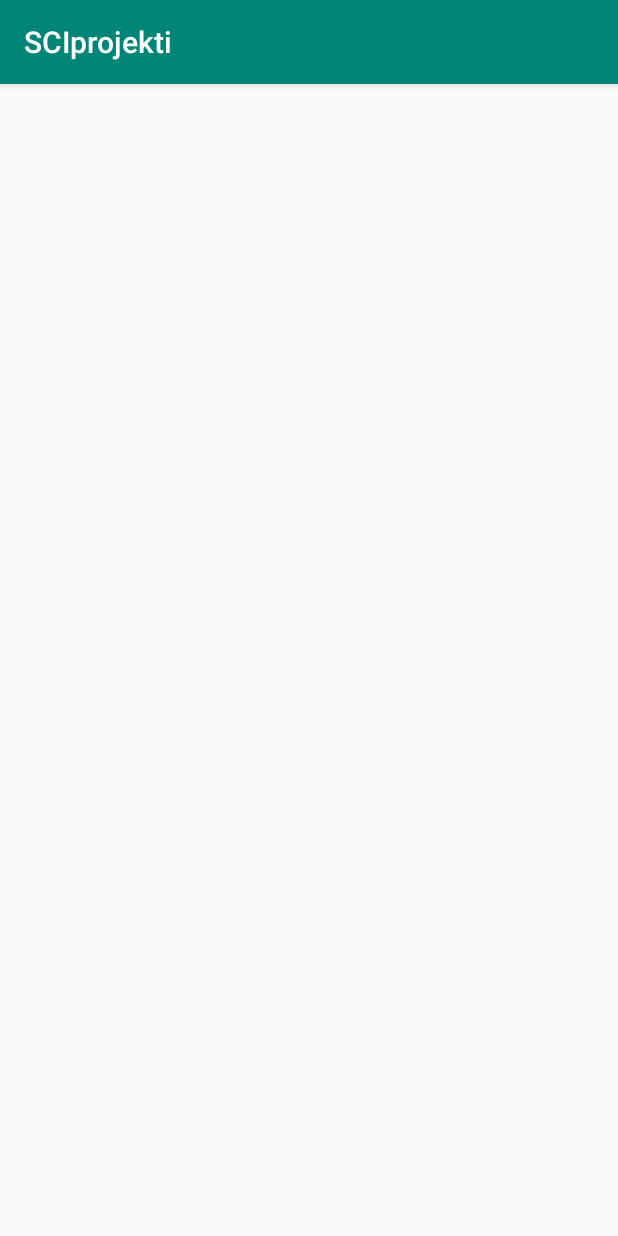
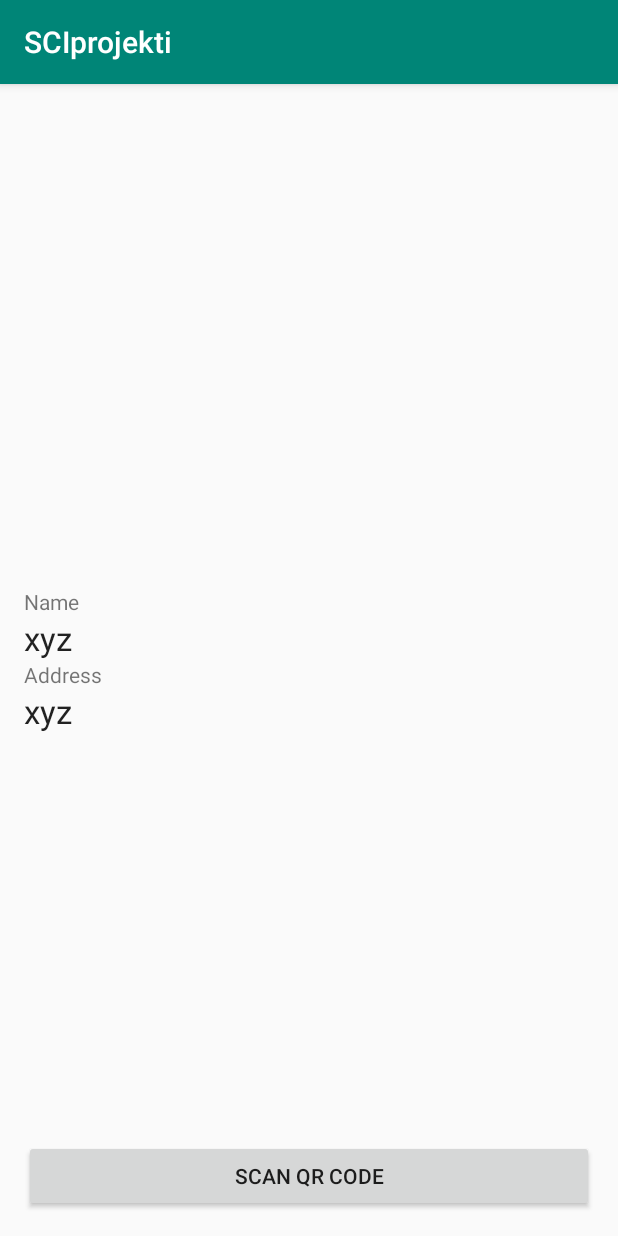
Before and after one commit to hemmlin/SCI_app, an Android app: the ViivakoodiActivity screen opened directly, with no data from a screen before it, on a phone screen of 412 x 824 dp. Run offline under Robolectric (Android 15) with nearby library versions, the phone set to English and light mode, and no system bars; libraries missing offline, so code that uses them is left out: com.google.zxing.integration; 1 statement that could not run was skipped.

Commit message:
qrkoodi muokkaus
Saran muokkaukset qrkoodi

```diff
--- a/app/build.gradle
+++ b/app/build.gradle
@@ -33,4 +33,14 @@ dependencies {
     implementation 'com.android.support.constraint:constraint-layout:1.0.0'
     implementation 'de.hdodenhof:circleimageview:2.1.0'
     compile 'com.toptoche.searchablespinner:searchablespinnerlibrary:1.3.1'
+
+    androidTestCompile('com.android.support.test.espresso:espresso-core:2.2.2', {
+        exclude group: 'com.android.support', module: 'support-annotations'
+    })
+    implementation 'com.android.support:appcompat-v7:25.0.1'
+    testImplementation 'junit:junit:4.12'
+
+    //add this dependency
+    implementation 'com.journeyapps:zxing-android-embedded:3.4.0'
+
 }
--- a/app/src/main/java/com/example/sciprojekti/ViivakoodiActivity.java
+++ b/app/src/main/java/com/example/sciprojekti/ViivakoodiActivity.java
@@ -1,14 +1,91 @@
 package com.example.sciprojekti;
 
-import androidx.appcompat.app.AppCompatActivity;
 
 import android.os.Bundle;
 
-public class ViivakoodiActivity extends AppCompatActivity {
+import com.google.android.material.floatingactionbutton.FloatingActionButton;
+import com.google.android.material.snackbar.Snackbar;
+
+import androidx.appcompat.app.AppCompatActivity;
+import androidx.appcompat.widget.Toolbar;
+
+import android.view.View;
+import android.view.Menu;
+import android.view.MenuItem;
+
+import android.content.Intent;
+import androidx.appcompat.app.AppCompatActivity;
+import android.os.Bundle;
+import android.view.View;
+import android.widget.Button;
+import android.widget.TextView;
+import android.widget.Toast;
+
+import com.google.zxing.integration.android.IntentIntegrator;
+import com.google.zxing.integration.android.IntentResult;
+
+import org.json.JSONException;
+import org.json.JSONObject;
+
+//implementing onclicklistener
+public class ViivakoodiActivity extends AppCompatActivity implements View.OnClickListener {
+
+    //View Objects
+    private Button buttonScan;
+    private TextView textViewName, textViewAddress;
+
+    //qr code scanner object
+    private IntentIntegrator qrScan;
 
     @Override
     protected void onCreate(Bundle savedInstanceState) {
         super.onCreate(savedInstanceState);
         setContentView(R.layout.activity_viivakoodi);
+
+        //View objects
+        buttonScan = (Button) findViewById(R.id.buttonScan);
+        textViewName = (TextView) findViewById(R.id.textViewName);
+        textViewAddress = (TextView) findViewById(R.id.textViewAddress);
+
+        //intializing scan object
+        qrScan = new IntentIntegrator(this);
+
+        //attaching onclick listener
+        buttonScan.setOnClickListener(this);
+    }
+
+    //Getting the scan results
+    @Override
+    protected void onActivityResult(int requestCode, int resultCode, Intent data) {
+        IntentResult result = IntentIntegrator.parseActivityResult(requestCode, resultCode, data);
+        if (result != null) {
+            //if qrcode has nothing in it
+            if (result.getContents() == null) {
+                Toast.makeText(this, "Result Not Found", Toast.LENGTH_LONG).show();
+            } else {
+                //if qr contains data
+                try {
+                    //converting the data to json
+                    JSONObject obj = new JSONObject(result.getContents());
+                    //setting values to textviews
+                    textViewName.setText(obj.getString("name"));
+                    textViewAddress.setText(obj.getString("address"));
+                } catch (JSONException e) {
+                    e.printStackTrace();
+                    //if control comes here
+                    //that means the encoded format not matches
+                    //in this case you can display whatever data is available on the qrcode
+                    //to a toast
+                    Toast.makeText(this, result.getContents(), Toast.LENGTH_LONG).show();
+                }
+            }
+        } else {
+            super.onActivityResult(requestCode, resultCode, data);
+        }
+    }
+    @Override
+    public void onClick(View view) {
+        //initiating the qr code scan
+        qrScan.initiateScan();
     }
 }
--- a/app/src/main/res/layout/activity_viivakoodi.xml
+++ b/app/src/main/res/layout/activity_viivakoodi.xml
@@ -1,9 +1,53 @@
 <?xml version="1.0" encoding="utf-8"?>
-<androidx.constraintlayout.widget.ConstraintLayout xmlns:android="http://schemas.android.com/apk/res/android"
-    xmlns:app="http://schemas.android.com/apk/res-auto"
+<RelativeLayout xmlns:android="http://schemas.android.com/apk/res/android"
     xmlns:tools="http://schemas.android.com/tools"
+    android:id="@+id/activity_main"
     android:layout_width="match_parent"
     android:layout_height="match_parent"
-    tools:context=".ViivakoodiActivity">
+    android:paddingBottom="@dimen/activity_vertical_margin"
+    android:paddingLeft="@dimen/activity_horizontal_margin"
+    android:paddingRight="@dimen/activity_horizontal_margin"
+    android:paddingTop="@dimen/activity_vertical_margin"
+    tools:context=".MainActivity">
 
-</androidx.constraintlayout.widget.ConstraintLayout>
+    <LinearLayout
+        android:layout_width="match_parent"
+        android:layout_height="wrap_content"
+        android:layout_centerVertical="true"
+        android:orientation="vertical">
+
+        <TextView
+            android:layout_width="match_parent"
+            android:layout_height="wrap_content"
+            android:text="Name" />
+
+        <TextView
+            android:id="@+id/textViewName"
+            android:layout_width="match_parent"
+            android:layout_height="wrap_content"
+            android:text="xyz"
+            android:textAppearance="@style/Base.TextAppearance.AppCompat.Large" />
+
+        <TextView
+            android:layout_width="match_parent"
+            android:layout_height="wrap_content"
+            android:text="Address" />
+
+        <TextView
+            android:id="@+id/textViewAddress"
+            android:layout_width="match_parent"
+            android:layout_height="wrap_content"
+            android:text="xyz"
+            android:textAppearance="@style/Base.TextAppearance.AppCompat.Large" />
+
+
+    </LinearLayout>
+
+    <Button
+        android:id="@+id/buttonScan"
+        android:layout_width="match_parent"
+        android:layout_height="wrap_content"
+        android:layout_alignParentBottom="true"
+        android:text="Scan QR Code" />
+
+</RelativeLayout>
--- a/app/src/main/res/values/dimens.xml
+++ b/app/src/main/res/values/dimens.xml
@@ -1,3 +1,6 @@
 <resources>
     <dimen name="fab_margin">16dp</dimen>
+
+    <dimen name="activity_horizontal_margin">16dp</dimen>
+    <dimen name="activity_vertical_margin">16dp</dimen>
 </resources>
```
